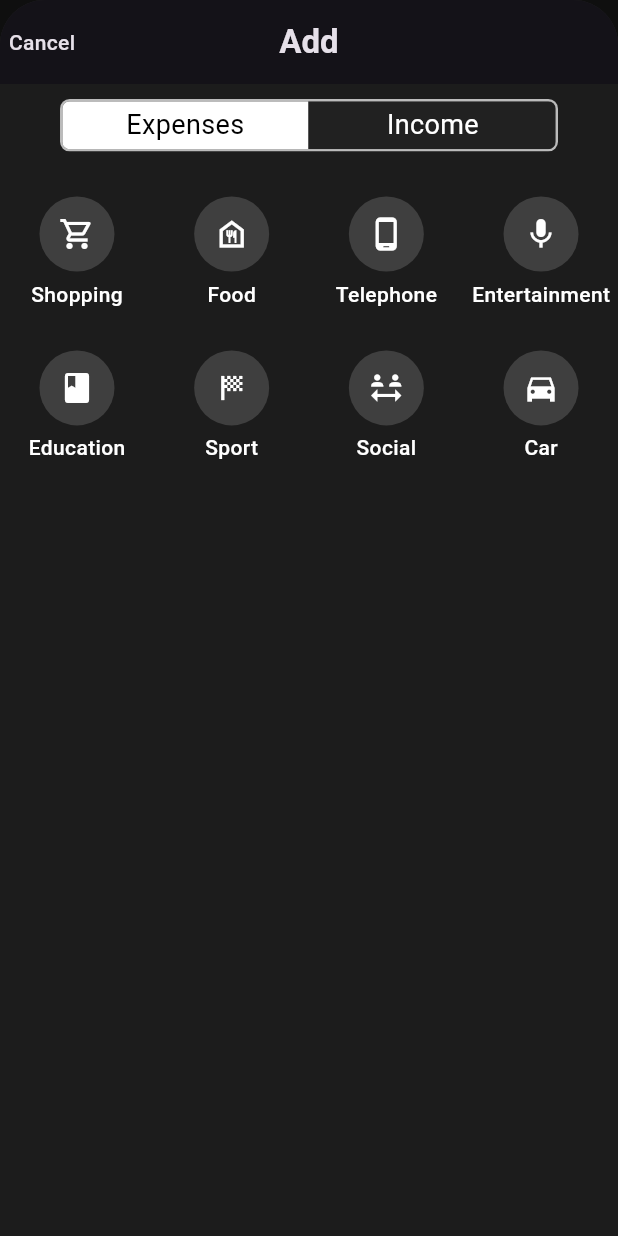
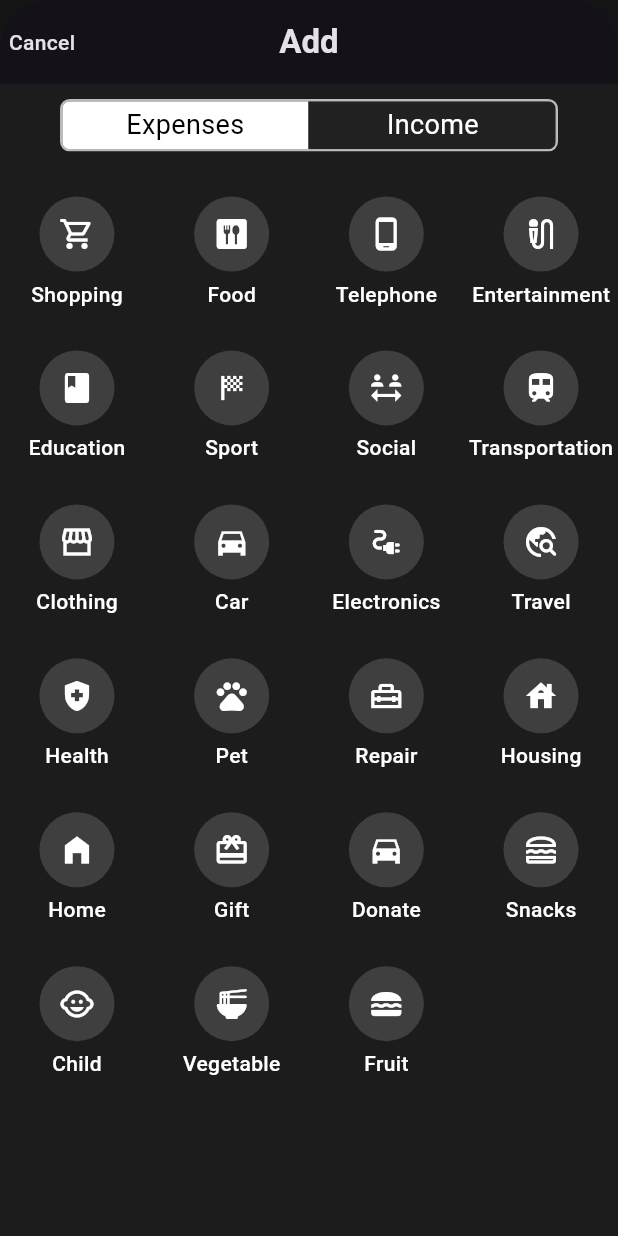
Before and after one commit to Open-Source-Community/expenses_tracker, a Flutter app: the HomePage screen opened by its route, after a tap on the "add" icon, on a phone screen of 412 x 824 dp. Run offline on Flutter 3.47's test engine with Material 3 defaults, Android fonts, the phone set to English and light mode, and no system bars; drawn by our look-alikes of toggle_switch; our stand-ins replace pie_chart.

Commit message:
edit expenses and income screens

```diff
--- a/lib/core/constants/routes.dart
+++ b/lib/core/constants/routes.dart
@@ -2,4 +2,5 @@ class AppRoutes {
   static const String signIn = "/signin";
   static const String signUp = "/signup";
   static const String homepage = "/home";
+  static const String shoppingList = "/shoppingList";
 }
--- a/lib/core/model/expenses_model.dart
+++ b/lib/core/model/expenses_model.dart
@@ -1,11 +1,29 @@
+import 'package:flutter/material.dart';
+
 class Expenses {
-  static Map<String, double> dataMap = {
-    "Electronics": 6,
-    "Car": 5,
-    "Clothing": 10.06,
-  };
-  static Map<String, double> data = {
-    "Salary": 6,
-    "Part-time": 2,
-  };
+  List expensesCategories = [
+    {"name": "Shopping", "icon": Icons.shopping_cart_outlined},
+    {"name": "Food", "icon": Icons.dining},
+    {"name": "Telephone", "icon": Icons.phone_android_outlined},
+    {"name": "Entertainment", "icon": Icons.mic_external_on_outlined},
+    {"name": "Education", "icon": Icons.book_rounded},
+    {"name": "Sport", "icon": Icons.sports_score_sharp},
+    {"name": "Social", "icon": Icons.social_distance},
+    {"name": "Transportation", "icon": Icons.train_sharp},
+    {"name": "Clothing", "icon": Icons.storefront_sharp},
+    {"name": "Car", "icon": Icons.directions_car_sharp},
+    {"name": "Electronics", "icon": Icons.electrical_services_outlined},
+    {"name": "Travel", "icon": Icons.travel_explore_rounded},
+    {"name": "Health", "icon": Icons.health_and_safety},
+    {"name": "Pet", "icon": Icons.pets_outlined},
+    {"name": "Repair", "icon": Icons.home_repair_service_outlined},
+    {"name": "Housing", "icon": Icons.house},
+    {"name": "Home", "icon": Icons.home_filled},
+    {"name": "Gift", "icon": Icons.card_giftcard_outlined},
+    {"name": "Donate", "icon": Icons.directions_car_sharp},
+    {"name": "Snacks", "icon": Icons.lunch_dining_outlined},
+    {"name": "Child", "icon": Icons.child_care_sharp},
+    {"name": "Vegetable", "icon": Icons.ramen_dining_rounded},
+    {"name": "Fruit", "icon": Icons.lunch_dining},
+  ];
 }
--- /dev/null
+++ b/lib/core/model/incomes_model.dart
@@ -0,0 +1,11 @@
+import 'package:flutter/material.dart';
+
+class Incomes {
+  List incomeCategories = [
+    {"name": "Salary", "icon": Icons.monetization_on_outlined},
+    {"name": "Investments", "icon": Icons.inventory},
+    {"name": "Part-time", "icon": Icons.timer},
+    {"name": "Awards", "icon": Icons.card_giftcard},
+    {"name": "Others", "icon": Icons.onetwothree_sharp},
+  ];
+}
--- a/lib/routes.dart
+++ b/lib/routes.dart
@@ -1,12 +1,13 @@
 import 'package:flutter/material.dart';
-
 import 'core/constants/routes.dart';
 import 'view/screens/auth/signIn_page.dart';
 import 'view/screens/auth/signup_page.dart';
 import 'view/screens/home.dart';
+import 'view/screens/shop/shopping_list.dart';
 
 Map<String, Widget Function(BuildContext)> routes = {
   AppRoutes.signIn: (context) => const SignInPage(),
   AppRoutes.signUp: (context) => const SignUpPage(),
   AppRoutes.homepage: (context) => HomePage(),
+  AppRoutes.shoppingList: (context) => ShoppingList(),
 };
--- a/lib/view/screens/home.dart
+++ b/lib/view/screens/home.dart
@@ -1,13 +1,14 @@
-// ignore_for_file: prefer_const_literals_to_create_immutables
-
+import 'package:expense_tracker/core/model/expenses_model.dart';
+import 'package:expense_tracker/core/model/incomes_model.dart';
 import 'package:expense_tracker/view/screens/account.dart';
 import 'package:expense_tracker/view/screens/charts.dart';
 import 'package:expense_tracker/view/screens/records.dart';
 import 'package:expense_tracker/view/screens/reports/reports.dart';
-import 'package:flutter/cupertino.dart';
 import 'package:flutter/material.dart';
-import 'package:flutter/widgets.dart';
 
+import '../widgets/auth/CustomTextField.dart';
+import '../widgets/categories_list.dart';
+import '../widgets/customtextfieldform.dart';
 import '../widgets/reports/custom_toggle_switch.dart';
 
 class HomePage extends StatefulWidget {
@@ -24,54 +25,41 @@ class _HomePageState extends State<HomePage> {
     ReportsPage(),
     const AccountPage()
   ];
-  List expensesCategories = [
-    {"name": "Shopping", "icon": Icons.shopping_cart_outlined},
-    {"name": "Food", "icon": Icons.food_bank_outlined},
-    {"name": "Telephone", "icon": Icons.phone_android_outlined},
-    {"name": "Entertainment", "icon": Icons.mic},
-    {"name": "Education", "icon": Icons.book_rounded},
-    {"name": "Sport", "icon": Icons.sports_score_sharp},
-    {"name": "Social", "icon": Icons.social_distance},
-    {"name": "Car", "icon": Icons.directions_car_sharp},
-  ];
-  List incomeCategories = [
-    {"name": "Shopping", "icon": Icons.shopping_cart_outlined},
-    {"name": "Food", "icon": Icons.food_bank_outlined},
-    {"name": "Telephone", "icon": Icons.phone_android_outlined},
-    {"name": "Entertainment", "icon": Icons.mic},
-  ];
+
   int currentIndex = 0;
   int sliding = 0;
-  int? select;
+
+  Expenses expenses = Expenses();
+  Incomes incomes = Incomes();
   @override
   Widget build(BuildContext context) {
     return Scaffold(
       body: screens[currentIndex],
       bottomNavigationBar: BottomNavigationBar(
-        items: [
-          const BottomNavigationBarItem(
+        items: const [
+          BottomNavigationBarItem(
               icon: Icon(
                 Icons.text_snippet,
               ),
               label: "Records"),
-          const BottomNavigationBarItem(
+          BottomNavigationBarItem(
               icon: Icon(
                 Icons.pie_chart_outline_sharp,
               ),
               label: "Charts"),
-          const BottomNavigationBarItem(
+          BottomNavigationBarItem(
               icon: Icon(
                 Icons.receipt_long_outlined,
               ),
               label: "Reports"),
-          const BottomNavigationBarItem(
+          BottomNavigationBarItem(
               icon: Icon(
                 Icons.person,
               ),
               label: "Me"),
         ],
         currentIndex: currentIndex,
-        backgroundColor: const Color(0xff212121),
+        backgroundColor: const Color.fromARGB(255, 43, 43, 43),
         type: BottomNavigationBarType.fixed,
         selectedItemColor: Colors.amber,
         iconSize: 30,
@@ -84,13 +72,16 @@ class _HomePageState extends State<HomePage> {
       floatingActionButton: FloatingActionButton(
         onPressed: () {
           showModalBottomSheet(
+            scrollControlDisabledMaxHeightRatio: BorderSide.strokeAlignCenter,
+            useRootNavigator: true,
             useSafeArea: true,
             isScrollControlled: true,
             shape: const RoundedRectangleBorder(
                 borderRadius: BorderRadius.vertical(top: Radius.circular(30))),
             context: context,
             builder: (context) {
-              return Center(
+              return StatefulBuilder(
+                builder: (context, setState) => Center(
                   child: Container(
                     width: double.infinity,
                     decoration: const BoxDecoration(
@@ -104,11 +95,18 @@ class _HomePageState extends State<HomePage> {
                               borderRadius: BorderRadius.vertical(
                                   top: Radius.circular(30))),
                           leading: InkWell(
-                          onTap: () => Navigator.pop(context),
-                          child: const Center(
+                            onTap: () {
+                              Navigator.pop(context);
+                              setState(() {
+                                selectItem = -1;
+                                sliding = 0;
+                              });
+                            },
+                            child: Center(
                               child: Text("Cancel",
                                   style:
-                                      TextStyle(fontWeight: FontWeight.w500))),
+                                      TextStyle(fontWeight: FontWeight.w500)),
+                            ),
                           ),
                           centerTitle: true,
                           title: const Text("Add",
@@ -118,58 +116,24 @@ class _HomePageState extends State<HomePage> {
                           padding: const EdgeInsets.only(top: 10, bottom: 30),
                           child: CustomToggleSwitch(
                               index: sliding,
-                            labels: ['Expenses', 'Income'],
+                              labels: const ['Expenses', 'Income'],
                               onToggle: (newValue) {
                                 setState(() {
                                   sliding = newValue!;
-                                select == -1;
+                                  selectItem = -1;
                                 });
                               }),
                         ),
-                      GridView.builder(
-                        shrinkWrap: true,
-                        gridDelegate:
-                            const SliverGridDelegateWithFixedCrossAxisCount(
-                                crossAxisSpacing: 0.5, crossAxisCount: 4),
-                        itemCount: sliding == 0
-                            ? expensesCategories.length
-                            : incomeCategories.length,
-                        itemBuilder: (context, index) {
-                          return InkWell(
-                            onTap: () {
-                              setState(() {
-                                select = index;
-                                print(select);
-                              });
-                            },
-                            child: Column(
-                              children: [
-                                CircleAvatar(
-                                  radius: 25,
-                                  backgroundColor: select == index
-                                      ? Colors.amber
-                                      : const Color.fromARGB(255, 63, 63, 63),
-                                  child: Icon(
-                                    sliding == 0
-                                        ? expensesCategories[index]["icon"]
-                                        : incomeCategories[index]["icon"],
-                                    color: Colors.white,
-                                  ),
-                                ),
-                                const SizedBox(height: 5),
-                                Text(
-                                    sliding == 0
-                                        ? expensesCategories[index]["name"]
-                                        : incomeCategories[index]["name"],
-                                    style: const TextStyle(
-                                        fontWeight: FontWeight.w500,
-                                        color: Colors.white))
+                        Container(
+                            child: sliding == 0
+                                ? CategoriesList(
+                                    length: expenses.expensesCategories.length,
+                                    categories: expenses.expensesCategories)
+                                : CategoriesList(
+                                    length: incomes.incomeCategories.length,
+                                    categories: incomes.incomeCategories)),
                       ],
                     ),
-                          );
-                        },
-                      )
-                    ],
                   ),
                 ),
               );
--- a/lib/view/screens/records.dart
+++ b/lib/view/screens/records.dart
@@ -11,7 +11,7 @@ class RecordsPage extends StatelessWidget {
   Widget build(BuildContext context) {
     return Scaffold(
       appBar: AppBar(
-        backgroundColor: Color(0xff212121),
+        backgroundColor: const Color.fromARGB(255, 43, 43, 43),
         leading: Icon(Icons.search),
         centerTitle: true,
         title: Text(
--- a/lib/view/screens/reports/reports.dart
+++ b/lib/view/screens/reports/reports.dart
@@ -21,7 +21,7 @@ class _ReportsPageState extends State<ReportsPage> {
   Widget build(BuildContext context) {
     return Scaffold(
       appBar: AppBar(
-        backgroundColor: Color(0xff212121),
+        backgroundColor: const Color.fromARGB(255, 43, 43, 43),
         centerTitle: true,
         title: const Text(
           "Reports",
--- /dev/null
+++ b/lib/view/widgets/categories_list.dart
@@ -0,0 +1,106 @@
+import 'package:expense_tracker/view/widgets/auth/CustomTextField.dart';
+import 'package:expense_tracker/view/widgets/customtextfieldform.dart';
+import 'package:flutter/cupertino.dart';
+import 'package:flutter/material.dart';
+
+class CategoriesList extends StatefulWidget {
+  final int length;
+  final List categories;
+
+  CategoriesList({
+    super.key,
+    required this.length,
+    required this.categories,
+  });
+
+  @override
+  State<CategoriesList> createState() => _CategoriesListState();
+}
+
+int selectItem = -1;
+
+class _CategoriesListState extends State<CategoriesList> {
+  @override
+  Widget build(BuildContext context) {
+    return GridView.builder(
+      shrinkWrap: true,
+      gridDelegate: const SliverGridDelegateWithFixedCrossAxisCount(
+          crossAxisSpacing: 0.5, crossAxisCount: 4),
+      itemCount: widget.length,
+      itemBuilder: (context, index) {
+        return GestureDetector(
+          onDoubleTap: () {
+            setState(() {
+              selectItem = -1;
+            });
+          },
+          onTap: () {
+            setState(() {
+              selectItem = index;
+              showDialog(
+                  barrierDismissible: false,
+                  context: context,
+                  builder: (context) => AlertDialog(
+                        insetPadding: const EdgeInsets.symmetric(
+                            horizontal: 10, vertical: 20),
+                        backgroundColor: const Color(0xff212121),
+                        content: const CustomTextFormAuth(
+                          keyboardType: TextInputType.number,
+                          hinttext: "Enter amount ",
+                        ),
+                        actions: [
+                          TextButton(
+                              onPressed: () {
+                                Navigator.pop(context);
+                                setState(() {
+                                  selectItem = -1;
+                                });
+                              },
+                              child: const Text(
+                                "Add",
+                                style: TextStyle(
+                                    fontSize: 18,
+                                    fontWeight: FontWeight.bold,
+                                    color: Colors.amber),
+                              )),
+                          TextButton(
+                              onPressed: () {
+                                Navigator.pop(context);
+                                setState(() {
+                                  selectItem = -1;
+                                });
+                              },
+                              child: const Text(
+                                "Cancel",
+                                style: TextStyle(
+                                    fontSize: 18,
+                                    fontWeight: FontWeight.bold,
+                                    color: Colors.amber),
+                              )),
+                        ],
+                      ));
+            });
+          },
+          child: Column(
+            children: [
+              CircleAvatar(
+                radius: 25,
+                backgroundColor: selectItem == index && selectItem != -1
+                    ? Colors.amber
+                    : const Color.fromARGB(255, 63, 63, 63),
+                child: Icon(
+                  widget.categories[index]["icon"],
+                  color: Colors.white,
+                ),
+              ),
+              const SizedBox(height: 5),
+              Text(widget.categories[index]["name"],
+                  style: const TextStyle(
+                      fontWeight: FontWeight.w500, color: Colors.white))
+            ],
+          ),
+        );
+      },
+    );
+  }
+}
--- a/lib/view/widgets/reports/piechart.dart
+++ b/lib/view/widgets/reports/piechart.dart
@@ -36,7 +36,7 @@ class CustomPieChart extends StatelessWidget {
           chartValueBackgroundColor: Colors.transparent,
           chartValueStyle:
               TextStyle(color: Colors.white, fontWeight: FontWeight.bold)),
-      dataMap: Expenses.dataMap,
+      dataMap: dataMap,
     );
   }
 }
--- a/pubspec.yaml
+++ b/pubspec.yaml
@@ -41,6 +41,7 @@ dependencies:
   device_preview: ^1.1.0
   toggle_switch: ^2.1.0
   get: ^4.6.6
+  icons_plus: ^5.0.0
 dev_dependencies:
   flutter_test:
     sdk: flutter
```
Also changed, not shown: lib/view/screens/account.dart (+9 -2 lines), lib/view/screens/charts.dart (+8 -14 lines), lib/view/widgets/customtextfieldform.dart (added, +41 -0 lines), pubspec.lock. Lines whose indentation alone changed are shown as unchanged.
